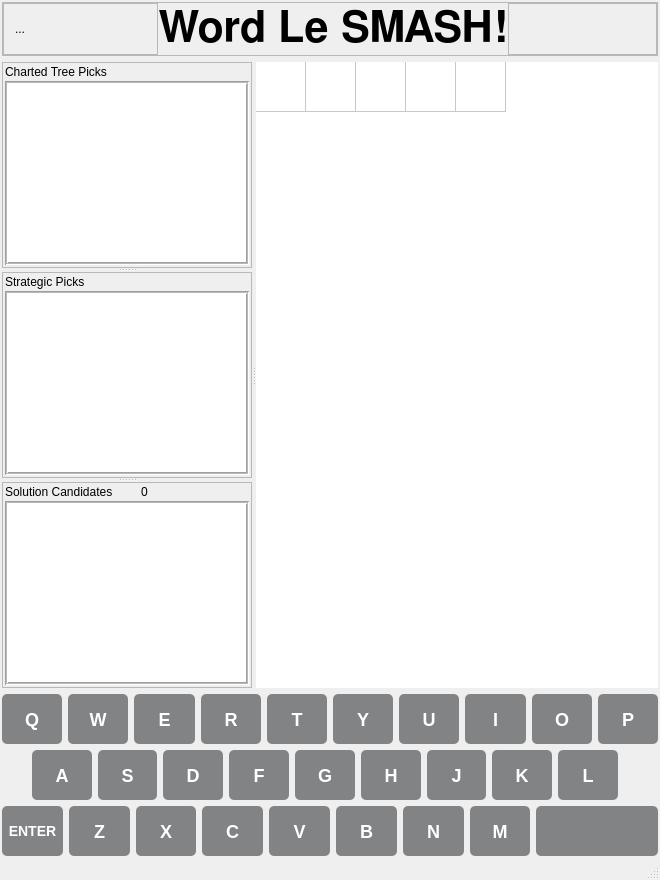
Old version of the form ui/WordLeSmash.ui in the repository moltencrux/wordlesmash.
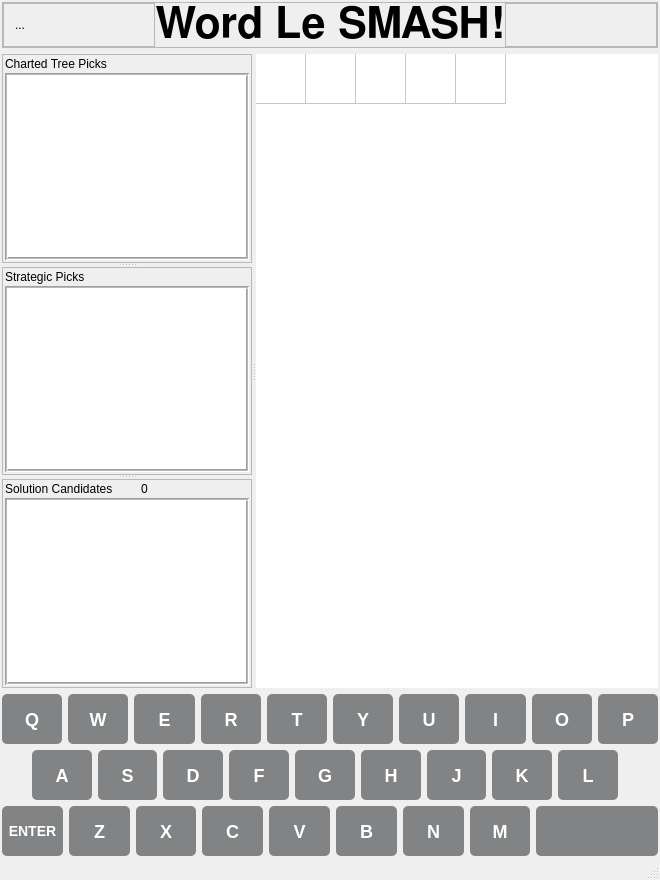
New version of the form. Icons and pictures are not drawn. Custom widgets are drawn as their Qt base class.

Commit message:
Removed spinner & stop button, Added modal dialog.
Added a modal dialog as used in preferences, which obviates the need for
a stop button and spinner on the Main interface window.

Patch:
```diff
--- a/ui/WordLeSmash.ui
+++ b/ui/WordLeSmash.ui
@@ -122,43 +122,6 @@
             </property>
            </widget>
           </item>
-          <item>
-           <widget class="QFrame" name="spinnerFrame">
-            <property name="sizePolicy">
-             <sizepolicy hsizetype="Fixed" vsizetype="Fixed">
-              <horstretch>0</horstretch>
-              <verstretch>0</verstretch>
-             </sizepolicy>
-            </property>
-            <property name="minimumSize">
-             <size>
-              <width>32</width>
-              <height>32</height>
-             </size>
-            </property>
-            <layout class="QHBoxLayout" name="horizontalLayout">
-             <property name="spacing">
-              <number>0</number>
-             </property>
-             <item>
-              <widget class="WaitingArrowSpinnerWidget" name="waitingSpinner" native="true">
-               <property name="sizePolicy">
-                <sizepolicy hsizetype="Fixed" vsizetype="Fixed">
-                 <horstretch>0</horstretch>
-                 <verstretch>0</verstretch>
-                </sizepolicy>
-               </property>
-               <property name="minimumSize">
-                <size>
-                 <width>32</width>
-                 <height>32</height>
-                </size>
-               </property>
-              </widget>
-             </item>
-            </layout>
-           </widget>
-          </item>
           <item>
            <spacer name="horizontalSpacer">
             <property name="orientation">
@@ -1531,12 +1494,6 @@
   </action>
  </widget>
  <customwidgets>
-  <customwidget>
-   <class>WaitingArrowSpinnerWidget</class>
-   <extends>QWidget</extends>
-   <header>ui/WaitingArrowSpinnerWidget/waitingarrowspinnerwidget.h</header>
-   <container>1</container>
-  </customwidget>
   <customwidget>
    <class>WordTableWidget</class>
    <extends>QTableWidget</extends>
```
Left out of the diff: 31 changed lines with no effect on the pictures. The commit also changes 1 other file.
